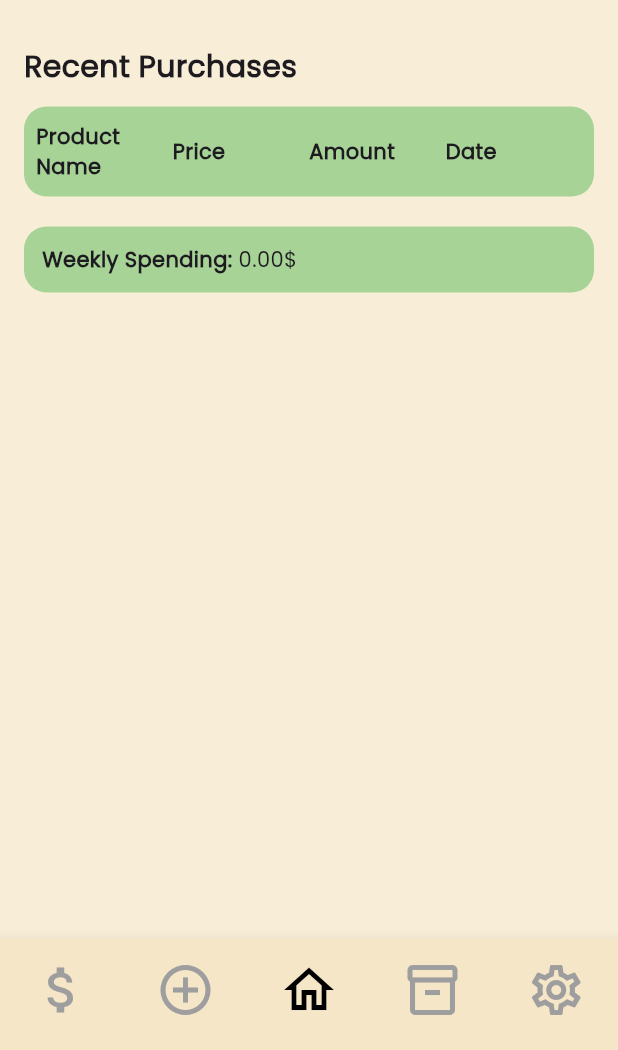
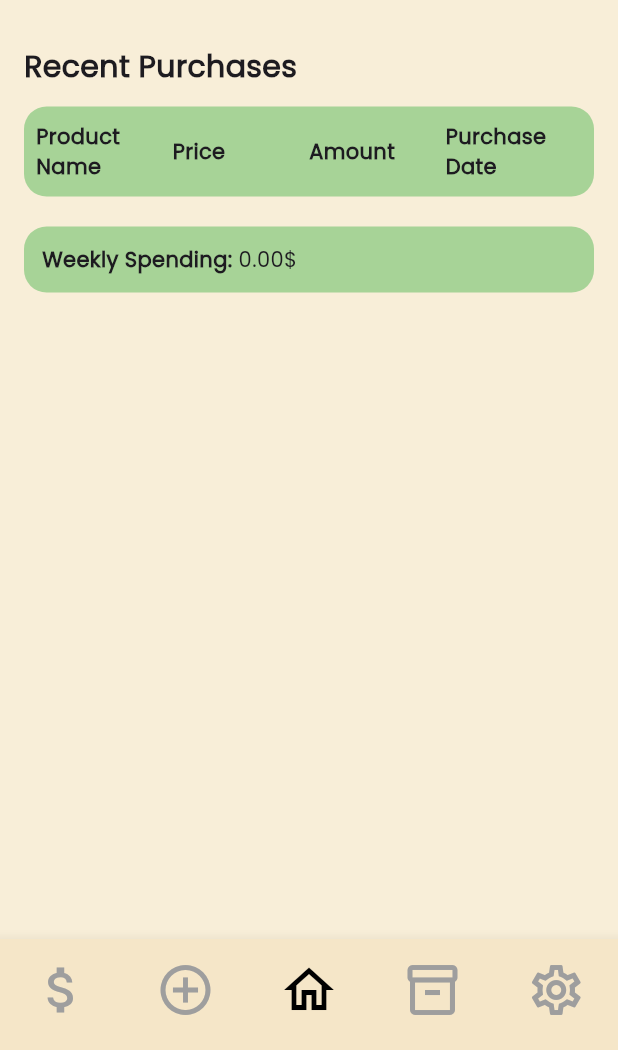
Before and after one commit to keremsirtikizil/CS310_Project, a Flutter app: the HomePage screen opened by its route, on a phone screen of 412 x 824 dp, the part 186-1236 px from its top. Run offline on Flutter 3.47's test engine with Material 3 defaults, Android fonts, the phone set to English and light mode, and no system bars; our stand-ins replace cloud_firestore, email_validator, firebase_analytics, firebase_auth, firebase_core, fl_chart; missing offline and left inert: mobile_scanner; accounts and stored records are empty; network calls fail.

Commit message:
Provider added

```diff
--- /dev/null
+++ b/lib/model/user.dart
@@ -0,0 +1,9 @@
+class MyUser {
+  final String uid;
+
+  MyUser({required this.uid});
+
+  factory MyUser.fromFirebaseUser(dynamic user) {
+    return MyUser(uid: user.uid);
+  }
+}
--- a/lib/routes/home.dart
+++ b/lib/routes/home.dart
@@ -2,67 +2,33 @@ import 'package:flutter/material.dart';
 import 'package:grocery_list/utils/AppColors.dart';
 import 'package:grocery_list/utils/navbar.dart';
 import 'package:grocery_list/utils/appBar.dart';
-import 'package:cloud_firestore/cloud_firestore.dart';
-import 'package:firebase_auth/firebase_auth.dart';
+import 'package:provider/provider.dart';
+import 'package:grocery_list/state/fridge_provider.dart';
 
 class HomePage extends StatefulWidget {
-  HomePage({super.key});
+  const HomePage({super.key});
 
   @override
   State<HomePage> createState() => _HomePageState();
 }
 
 class _HomePageState extends State<HomePage> {
-  List<Map<String, dynamic>> purchases = [];
-  double totalSpent = 0.0;
+  bool _isLoaded = false;
 
   @override
-  void initState() {
-    super.initState();
-    fetchRecentPurchases();
+  void didChangeDependencies() {
+    super.didChangeDependencies();
+    if (!_isLoaded) {
+      final fridgeProvider = Provider.of<FridgeProvider>(context, listen: false);
+      fridgeProvider.loadRecentPurchases();
+      _isLoaded = true;
     }
-
-  Future<void> fetchRecentPurchases() async {
-    final uid = FirebaseAuth.instance.currentUser?.uid;
-    if (uid == null) return;
-
-    final oneWeekAgo = DateTime.now().subtract(const Duration(days: 7));
-
-    final snapshot = await FirebaseFirestore.instance
-        .collection('fridgeItems')
-        .doc(uid)
-        .collection('items')
-        .where('purchasedAt', isGreaterThanOrEqualTo: oneWeekAgo)
-        .orderBy('purchasedAt', descending: true)
-        .get();
-
-    final List<Map<String, dynamic>> fetched = snapshot.docs.map((doc) {
-      final data = doc.data();
-      final date = (data['purchasedAt'] as Timestamp?)?.toDate();
-      return {
-        'product': data['name'] ?? '-',
-        'price': "\$${(data['price'] ?? 0).toStringAsFixed(2)}",
-        'amount': data['amount'] ?? '-',
-        'date': date != null ? "${date.day}.${date.month}.${date.year}" : '-',
-      };
-    }).toList();
-
-    double total = 0;
-    for (final item in snapshot.docs) {
-      final data = item.data();
-      final price = (data['price'] ?? 0).toDouble();
-      final amount = double.tryParse(data['amount']?.toString() ?? '1') ?? 1;
-      total += price * amount;
-    }
-
-    setState(() {
-      purchases = fetched;
-      totalSpent = total;
-    });
   }
 
   @override
   Widget build(BuildContext context) {
+    final fridgeProvider = Provider.of<FridgeProvider>(context);
+
     return Scaffold(
       backgroundColor: AppColors.mainBackground,
       appBar: AppBarWithArrow(),
@@ -76,67 +42,52 @@ class _HomePageState extends State<HomePage> {
                 const SizedBox(height: 10),
                 const Text(
                   "Welcome to Grocery+",
-                  style: TextStyle(
-                    fontSize: 24,
-                    fontWeight: FontWeight.bold,
-                  ),
+                  style: TextStyle(fontSize: 24, fontWeight: FontWeight.bold),
                 ),
                 const SizedBox(height: 30),
                 const Align(
                   alignment: Alignment.centerLeft,
                   child: Text(
                     "Recent Purchases",
-                    style: TextStyle(
-                      fontSize: 20,
-                      fontWeight: FontWeight.w600,
-                    ),
+                    style: TextStyle(fontSize: 20, fontWeight: FontWeight.w600),
                   ),
                 ),
                 const SizedBox(height: 12),
                 Container(
-                  padding:
-                      const EdgeInsets.symmetric(vertical: 10, horizontal: 8),
+                  padding: const EdgeInsets.symmetric(vertical: 10, horizontal: 8),
                   decoration: BoxDecoration(
                     color: AppColors.boxColor,
                     borderRadius: BorderRadius.circular(15),
                   ),
                   child: const Row(
                     children: [
-                      Expanded(
-                          child: Text("Product Name",
-                              style: TextStyle(fontWeight: FontWeight.bold))),
-                      Expanded(
-                          child: Text("Price",
-                              style: TextStyle(fontWeight: FontWeight.bold))),
-                      Expanded(
-                          child: Text("Amount",
-                              style: TextStyle(fontWeight: FontWeight.bold))),
-                      Expanded(
-                          child: Text("Date",
-                              style: TextStyle(fontWeight: FontWeight.bold))),
+                      Expanded(child: Text("Product Name", style: TextStyle(fontWeight: FontWeight.bold))),
+                      Expanded(child: Text("Price", style: TextStyle(fontWeight: FontWeight.bold))),
+                      Expanded(child: Text("Amount", style: TextStyle(fontWeight: FontWeight.bold))),
+                      Expanded(child: Text("Purchase Date", style: TextStyle(fontWeight: FontWeight.bold))),
                     ],
                   ),
                 ),
                 const SizedBox(height: 8),
-                ...purchases.map(
-                  (item) => Container(
+
+                // Show recent purchases
+                ...fridgeProvider.recentPurchases.map((item) => Container(
                       margin: const EdgeInsets.symmetric(vertical: 6),
-                    padding: const EdgeInsets.symmetric(
-                        vertical: 12, horizontal: 8),
+                      padding: const EdgeInsets.symmetric(vertical: 12, horizontal: 8),
                       decoration: BoxDecoration(
                         color: AppColors.boxColor,
                         borderRadius: BorderRadius.circular(15),
                       ),
                       child: Row(
                         children: [
-                        Expanded(child: Text(item['product'] ?? '')),
-                        Expanded(child: Text(item['price'] ?? '')),
-                        Expanded(child: Text(item['amount'] ?? '')),
-                        Expanded(child: Text(item['date'] ?? '')),
+                          Expanded(child: Text(item['name'] ?? '')),
+                          Expanded(child: Text("${item['price']?.toStringAsFixed(2) ?? '0.00'}\$")),
+                          Expanded(child: Text(item['amount']?.toString() ?? '')),
+                          Expanded(child: Text(item['purchasedAt'] ?? '')),
                         ],
                       ),
-                  ),
-                ),
+                    )),
+
                 const SizedBox(height: 12),
                 Container(
                   padding: const EdgeInsets.all(12),
@@ -146,11 +97,8 @@ class _HomePageState extends State<HomePage> {
                   ),
                   child: Row(
                     children: [
-                      const Text(
-                        "Weekly Spending: ",
-                        style: TextStyle(fontWeight: FontWeight.bold),
-                      ),
-                      Text("${totalSpent.toStringAsFixed(2)}\$"),
+                      const Text("Weekly Spending: ", style: TextStyle(fontWeight: FontWeight.bold)),
+                      Text("${fridgeProvider.weeklySpending.toStringAsFixed(2)}\$"),
                     ],
                   ),
                 ),
--- a/lib/routes/signup.dart
+++ b/lib/routes/signup.dart
@@ -20,7 +20,6 @@ class _SignUpState extends State<SignUp> {
   bool _obscureConfirmPassword = true;
 
   String _fullName = '';
-  String _address = '';
   String _email = '';
   String _password = '';
   String _confirmPassword = '';
--- /dev/null
+++ b/lib/services/auth.dart
@@ -0,0 +1,20 @@
+import 'package:firebase_auth/firebase_auth.dart';
+import '../model/user.dart';
+
+class AuthService {
+  final FirebaseAuth _auth = FirebaseAuth.instance;
+
+  // Stream of custom MyUser
+  Stream<MyUser?> get user {
+    return _auth.authStateChanges().map(
+      (User? user) => user != null ? MyUser(uid: user.uid) : null,
+    );
+  }
+
+  // Example sign out
+  Future<void> signOut() async {
+    await _auth.signOut();
+  }
+
+  // Add signIn/register if needed
+}
--- a/pubspec.yaml
+++ b/pubspec.yaml
@@ -9,6 +9,8 @@ environment:
 dependencies:
   flutter:
     sdk: flutter
+  provider: ^6.1.1
+  intl: ^0.18.1
   email_validator: ^2.0.1
   cupertino_icons: ^1.0.8
   mobile_scanner: ^3.5.2
```
Also changed, not shown: lib/main.dart (+47 -22 lines), lib/routes/checkListScreen.dart (+12 -126 lines), lib/routes/wrapper.dart (added, +20 -0 lines), lib/state/fridge_provider.dart (added, +47 -0 lines), lib/state/shopping_list_provider.dart (added, +86 -0 lines), pubspec.lock. Lines whose indentation alone changed are shown as unchanged.
